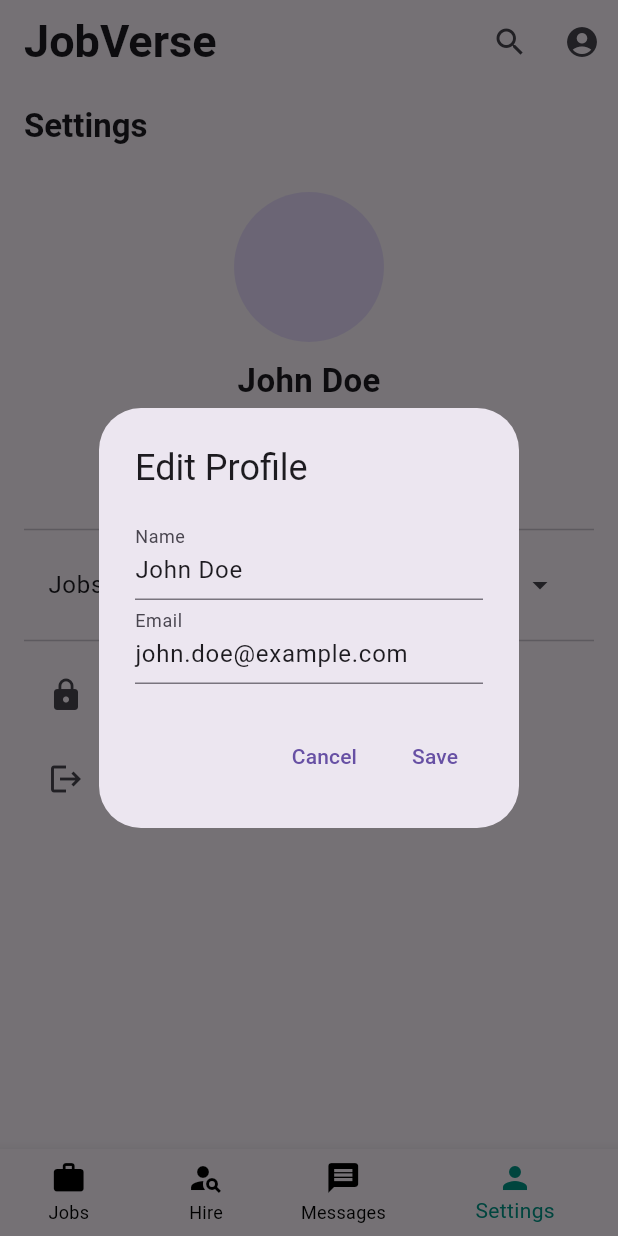
After one commit to Nikhil-Sorout/Summer_Project, a Flutter app: the MainPage screen opened directly, item 4 of the bottom bar chosen, after a tap on "Edit Profile", on a phone screen of 412 x 824 dp. The commit adds this screen. Run offline on Flutter 3.47's test engine with Material 3 defaults, Android fonts, the phone set to English and light mode, and no system bars; our stand-ins replace connectivity_plus, firebase_storage, get, get_storage, iconsax, image_picker and 2 more; accounts and stored records are empty; network calls fail; project files that could hold a hidden picture were left out.

Commit message:
4th commit

```diff
--- /dev/null
+++ b/lib/chat._list.dart
@@ -0,0 +1,104 @@
+import 'package:flutter/material.dart';
+import 'package:intl/intl.dart';
+import 'package:summer_project/chat_details.dart';
+
+class ChatListPage extends StatefulWidget {
+  @override
+  _ChatListPageState createState() => _ChatListPageState();
+}
+
+class _ChatListPageState extends State<ChatListPage> {
+  final List<Map<String, dynamic>> chats = [
+    {
+      'name': 'John Doe',
+      'lastMessage': '',
+      'lastMessageTime': DateTime.now().subtract(Duration(hours: 1))
+    },
+    {
+      'name': 'Jane Smith',
+      'lastMessage': '',
+      'lastMessageTime': DateTime.now().subtract(Duration(hours: 2))
+    },
+    {
+      'name': 'David Lee',
+      'lastMessage': '',
+      'lastMessageTime': DateTime.now().subtract(Duration(hours: 3))
+    },
+  ];
+
+  void _updateLastMessage(int index, String message) {
+    setState(() {
+      chats[index]['lastMessage'] = message;
+      chats[index]['lastMessageTime'] = DateTime.now();
+    });
+  }
+
+  String _formatTimestamp(DateTime timestamp) {
+    return DateFormat('h:mm a')
+        .format(timestamp); // Format as hour:minute AM/PM
+  }
+
+  @override
+  Widget build(BuildContext context) {
+    return Scaffold(
+      body: CustomScrollView(
+        slivers: [
+          SliverAppBar(
+            floating: true,
+            snap: true,
+            pinned: false, // AppBar will disappear when scrolling up
+            expandedHeight: kToolbarHeight, // Standard AppBar height
+            flexibleSpace: FlexibleSpaceBar(
+              titlePadding: EdgeInsets.only(
+                  left: 16.0,
+                  bottom:
+                      14.0), // Align horizontally at the start, center vertically
+              title: Text('Chats',
+                  style: TextStyle(
+                      fontSize: 20,
+                      color: Colors.black,
+                      fontWeight: FontWeight.bold)),
+            ),
+            backgroundColor: Colors.transparent,
+          ),
+          SliverList(
+            delegate: SliverChildBuilderDelegate(
+              (context, index) {
+                final chat = chats[index];
+                return ListTile(
+                  leading: CircleAvatar(
+                    child: Text(
+                        chat['name'][0]), // Display first letter of the name
+                  ),
+                  title: Text(chat['name']),
+                  subtitle: Text(
+                    chat['lastMessage'].isNotEmpty
+                        ? chat['lastMessage']
+                        : 'No messages yet...',
+                    overflow: TextOverflow.ellipsis, // Display partially
+                  ),
+                  trailing: Text(_formatTimestamp(chat['lastMessageTime'])),
+                  onTap: () async {
+                    Navigator.push(
+                      context,
+                      MaterialPageRoute(
+                        builder: (context) => ChatDetailPage(
+                          chatName: chat['name'],
+                          initialMessage: chat['lastMessage'],
+                          onMessageSent: (lastMessage) {
+                            _updateLastMessage(index, lastMessage);
+                          },
+                        ),
+                      ),
+                    );
+                  },
+                );
+              },
+              childCount: chats.length,
+            ),
+          ),
+        ],
+      ),
+    );
+  }
+}
--- /dev/null
+++ b/lib/hire.dart
@@ -0,0 +1,149 @@
+import 'package:flutter/material.dart';
+import 'package:get/get.dart';
+import 'package:summer_project/main_page.dart';
+
+class CreateJobPage extends StatelessWidget {
+  @override
+  Widget build(BuildContext context) {
+    return Scaffold(
+      body: CustomScrollView(
+        slivers: [
+          SliverAppBar(
+            floating: true,
+            snap: true,
+            pinned: false,
+            expandedHeight: kToolbarHeight, // Set to standard AppBar height
+            flexibleSpace: FlexibleSpaceBar(
+              titlePadding: EdgeInsets.only(
+                  left: 16.0,
+                  bottom:
+                      14.0), // Align horizontally at the start, center vertically
+              title: Text('Create Job Posting',
+                  style: TextStyle(
+                      fontSize: 20,
+                      color: Colors.black,
+                      fontWeight: FontWeight.bold)),
+            ),
+            backgroundColor: Colors.transparent,
+          ),
+          SliverToBoxAdapter(
+            child: Padding(
+              padding: const EdgeInsets.all(16.0),
+              child: Column(
+                crossAxisAlignment: CrossAxisAlignment.start,
+                children: [
+                  _buildInputCard(
+                    title: 'Job Title',
+                    hintText: 'Enter the job title',
+                    icon: Icons.title,
+                  ),
+                  SizedBox(height: 20),
+                  _buildInputCard(
+                    title: 'Job Description',
+                    hintText: 'Enter the job description',
+                    icon: Icons.description,
+                    maxLines: 5,
+                  ),
+                  SizedBox(height: 20),
+                  _buildInputCard(
+                    title: 'Required Skills',
+                    hintText: 'Enter the skills required for this job',
+                    icon: Icons.build,
+                  ),
+                  SizedBox(height: 20),
+                  _buildInputCard(
+                    title: 'Budget',
+                    hintText: 'Enter the budget (e.g., \$500)',
+                    icon: Icons.attach_money,
+                    keyboardType: TextInputType.number,
+                  ),
+                  SizedBox(
+                    height: 30,
+                  ),
+                  SizedBox(
+                    height: 50,
+                    width: double.infinity,
+                    child: ElevatedButton(
+                        onPressed: () {
+                          _showSuccessDialog(context);
+                        },
+                        child: const Text("Create Job")),
+                  ),
+                ],
+              ),
+            ),
+          ),
+        ],
+      ),
+    );
+  }
+
+  void _showSuccessDialog(BuildContext context) {
+    showDialog(
+      context: context,
+      builder: (BuildContext context) {
+        return AlertDialog(
+          title: Text('Job Created'),
+          content: Text('Your job has been created successfully.'),
+          actions: <Widget>[
+            TextButton(
+              child: Text('OK'),
+              onPressed: () {
+                Get.offAll(MainPage()); // Redirect to MainPage
+              },
+            ),
+          ],
+        );
+      },
+    );
+  }
+
+  Widget _buildInputCard({
+    required String title,
+    required String hintText,
+    required IconData icon,
+    int maxLines = 1,
+    TextInputType keyboardType = TextInputType.text,
+  }) {
+    return Card(
+      shape: RoundedRectangleBorder(
+        borderRadius: BorderRadius.circular(15),
+      ),
+      elevation: 5,
+      shadowColor: Colors.grey.withOpacity(0.5),
+      child: Padding(
+        padding: const EdgeInsets.all(16.0),
+        child: Column(
+          crossAxisAlignment: CrossAxisAlignment.start,
+          children: [
+            Row(
+              children: [
+                Icon(icon, color: Colors.black),
+                SizedBox(width: 10),
+                Text(
+                  title,
+                  style: TextStyle(
+                    fontSize: 18,
+                    fontWeight: FontWeight.bold,
+                    color: Colors.black,
+                  ),
+                ),
+              ],
+            ),
+            SizedBox(height: 10),
+            TextFormField(
+              maxLines: maxLines,
+              keyboardType: keyboardType,
+              decoration: InputDecoration(
+                hintText: hintText,
+                border: OutlineInputBorder(
+                  borderRadius: BorderRadius.circular(10),
+                ),
+              ),
+            ),
+          ],
+        ),
+      ),
+    );
+  }
+}
--- a/lib/main_page.dart
+++ b/lib/main_page.dart
@@ -1,6 +1,9 @@
 import 'package:flutter/material.dart';
+import 'package:summer_project/chat._list.dart';
+import 'package:summer_project/hire.dart'; // Ensure this is the correct path to your CreateJobPage
 import 'package:summer_project/profile_page.dart';
 import 'package:summer_project/search_page.dart';
+import 'package:summer_project/settings.dart';
 
 class MainPage extends StatefulWidget {
   @override
@@ -8,6 +11,39 @@ class MainPage extends StatefulWidget {
 }
 
 class _MainPageState extends State<MainPage> {
+  int _selectedIndex = 0;
+
+  // Use the build context to initialize the pages properly
+  List<Widget> _pages(BuildContext context) {
+    return [
+      Padding(
+        padding: const EdgeInsets.all(16.0),
+        child: Column(
+          crossAxisAlignment: CrossAxisAlignment.start,
+          children: [
+            Text(
+              "Jobs",
+              style: TextStyle(fontSize: 24, fontWeight: FontWeight.bold),
+            ),
+            SizedBox(height: 10),
+            Expanded(
+              child: _buildListView(),
+            ),
+          ],
+        ),
+      ),
+      CreateJobPage(), // The Create Job Page (Hiring Page)
+      ChatListPage(), // Placeholder for Messages Page
+      SettingsPage(), // Profile Page
+    ];
+  }
+
+  void _onItemTapped(int index) {
+    setState(() {
+      _selectedIndex = index;
+    });
+  }
+
   @override
   Widget build(BuildContext context) {
     return Scaffold(
@@ -37,43 +73,34 @@ class _MainPageState extends State<MainPage> {
           ),
         ],
       ),
-      body: Padding(
-        padding: const EdgeInsets.all(16.0),
-        child: Column(
-          crossAxisAlignment: CrossAxisAlignment.start,
-          children: [
-            Text(
-              "Jobs",
-              style: TextStyle(fontSize: 24, fontWeight: FontWeight.bold),
-            ),
-            SizedBox(height: 10),
-            Expanded(
-              child: _buildListView(),
-            ),
-          ],
-        ),
+      body: IndexedStack(
+        index: _selectedIndex,
+        children: _pages(context), // Pass context to _pages function
       ),
       bottomNavigationBar: BottomNavigationBar(
+        backgroundColor:
+            Colors.transparent, // Background color of the navigation bar
+        selectedItemColor: Colors.teal, // Color of the selected item
+        unselectedItemColor: Colors.black,
+        showUnselectedLabels: true,
+        currentIndex: _selectedIndex, // Track the current index
+        onTap: _onItemTapped, // Handle taps on the navigation items
         items: [
           BottomNavigationBarItem(
             icon: Icon(Icons.work),
             label: "Jobs",
-            backgroundColor: Colors.black,
           ),
           BottomNavigationBarItem(
             icon: Icon(Icons.person_search),
-            label: "Freelancers",
-            backgroundColor: Colors.black,
+            label: "Hire",
           ),
           BottomNavigationBarItem(
             icon: Icon(Icons.message),
             label: "Messages",
-            backgroundColor: Colors.black,
           ),
           BottomNavigationBarItem(
             icon: Icon(Icons.person),
-            label: "Profile",
-            backgroundColor: Colors.black,
+            label: "Settings",
           ),
         ],
       ),
--- a/lib/profile_page.dart
+++ b/lib/profile_page.dart
@@ -5,7 +5,10 @@ class ProfilePage extends StatelessWidget {
   Widget build(BuildContext context) {
     return Scaffold(
       appBar: AppBar(
-        title: Text("Profile"),
+        title: Text(
+          "Profile",
+          style: TextStyle(fontWeight: FontWeight.bold),
+        ),
       ),
       body: Padding(
         padding: const EdgeInsets.all(16.0),
--- /dev/null
+++ b/lib/settings.dart
@@ -0,0 +1,256 @@
+import 'package:flutter/material.dart';
+import 'package:get/get.dart';
+import 'package:summer_project/screens/login/login.dart';
+
+class SettingsPage extends StatefulWidget {
+  @override
+  _SettingsPageState createState() => _SettingsPageState();
+}
+
+class _SettingsPageState extends State<SettingsPage> {
+  String _userName = "John Doe"; // Example user name
+  String _email = "john.doe@example.com"; // Example email
+  String _profileImagePath =
+      "assets/profile_placeholder.png"; // Placeholder image path
+  List<String> _completedJobs = [
+    "Job 1",
+    "Job 2",
+    "Job 3"
+  ]; // Example completed jobs
+  bool _isDropdownExpanded = false;
+
+  @override
+  Widget build(BuildContext context) {
+    return Scaffold(
+      appBar: AppBar(
+        title: Text(
+          "Settings",
+          style: TextStyle(fontWeight: FontWeight.bold),
+        ),
+        backgroundColor: Colors.transparent,
+      ),
+      body: Padding(
+        padding: const EdgeInsets.all(16.0),
+        child: ListView(
+          children: [
+            // Profile Section
+            Center(
+              child: Column(
+                children: [
+                  GestureDetector(
+                    onTap: () {
+                      _editProfileImage();
+                    },
+                    child: CircleAvatar(
+                      radius: 50,
+                      backgroundImage: AssetImage(_profileImagePath),
+                    ),
+                  ),
+                  SizedBox(height: 10),
+                  Text(
+                    _userName,
+                    style: TextStyle(fontSize: 22, fontWeight: FontWeight.bold),
+                  ),
+                  SizedBox(height: 5),
+                  Text(
+                    _email,
+                    style: TextStyle(fontSize: 16, color: Colors.grey),
+                  ),
+                  TextButton(
+                    onPressed: () {
+                      _editProfile(context);
+                    },
+                    child: Text("Edit Profile"),
+                  ),
+                ],
+              ),
+            ),
+            Divider(),
+            // Jobs Completed Dropdown
+            ExpansionTile(
+              title: Text("Jobs Completed"),
+              trailing: Icon(_isDropdownExpanded
+                  ? Icons.arrow_drop_up
+                  : Icons.arrow_drop_down),
+              onExpansionChanged: (expanded) {
+                setState(() {
+                  _isDropdownExpanded = expanded;
+                });
+              },
+              children: _completedJobs
+                  .map((job) => ListTile(title: Text(job)))
+                  .toList(),
+            ),
+            Divider(),
+            // Settings Options
+            ListTile(
+              leading: Icon(Icons.lock),
+              title: Text("Change Password"),
+              onTap: () {
+                _showChangePasswordDialog(context);
+              },
+            ),
+
+            ListTile(
+              leading: Icon(Icons.logout),
+              title: Text("Logout"),
+              onTap: () {
+                Get.offAll(LoginScreeen());
+              },
+            ),
+          ],
+        ),
+      ),
+    );
+  }
+
+  void _editProfileImage() {
+    // Implement profile image edit functionality
+    // For example, you could open the gallery to select a new image
+  }
+
+  void _editProfile(BuildContext context) {
+    showDialog(
+      context: context,
+      builder: (BuildContext context) {
+        String newUserName = _userName;
+        String newEmail = _email;
+        return AlertDialog(
+          title: Text("Edit Profile"),
+          content: Column(
+            mainAxisSize: MainAxisSize.min,
+            children: [
+              TextField(
+                decoration: InputDecoration(labelText: "Name"),
+                controller: TextEditingController(text: _userName),
+                onChanged: (value) {
+                  newUserName = value;
+                },
+              ),
+              TextField(
+                decoration: InputDecoration(labelText: "Email"),
+                controller: TextEditingController(text: _email),
+                onChanged: (value) {
+                  newEmail = value;
+                },
+              ),
+            ],
+          ),
+          actions: [
+            TextButton(
+              onPressed: () {
+                Navigator.of(context).pop();
+              },
+              child: Text("Cancel"),
+            ),
+            TextButton(
+              onPressed: () {
+                setState(() {
+                  _userName = newUserName;
+                  _email = newEmail;
+                });
+                Navigator.of(context).pop();
+              },
+              child: Text("Save"),
+            ),
+          ],
+        );
+      },
+    );
+  }
+
+  void _showChangePasswordDialog(BuildContext context) {
+    final TextEditingController newPasswordController = TextEditingController();
+    final TextEditingController reEnterPasswordController =
+        TextEditingController();
+    bool passwordsMatch = true;
+
+    showDialog(
+      context: context,
+      builder: (BuildContext context) {
+        return StatefulBuilder(
+          builder: (context, setState) {
+            return AlertDialog(
+              title: Text("Change Password"),
+              content: Column(
+                mainAxisSize: MainAxisSize.min,
+                children: [
+                  TextField(
+                    controller: newPasswordController,
+                    decoration: InputDecoration(labelText: "New Password"),
+                    obscureText: true,
+                    onChanged: (value) {
+                      setState(() {
+                        passwordsMatch =
+                            value == reEnterPasswordController.text;
+                      });
+                    },
+                  ),
+                  TextField(
+                    controller: reEnterPasswordController,
+                    decoration: InputDecoration(
+                      labelText: "Re-enter New Password",
+                      enabledBorder: UnderlineInputBorder(
+                        borderSide: BorderSide(
+                          color: passwordsMatch ? Colors.grey : Colors.red,
+                        ),
+                      ),
+                      focusedBorder: UnderlineInputBorder(
+                        borderSide: BorderSide(
+                          color: passwordsMatch ? Colors.teal : Colors.red,
+                        ),
+                      ),
+                    ),
+                    obscureText: true,
+                    onChanged: (value) {
+                      setState(() {
+                        passwordsMatch = value == newPasswordController.text;
+                      });
+                    },
+                  ),
+                ],
+              ),
+              actions: [
+                TextButton(
+                  onPressed: () {
+                    Navigator.of(context).pop();
+                  },
+                  child: Text("Cancel"),
+                ),
+                TextButton(
+                  onPressed: passwordsMatch
+                      ? () {
+                          Navigator.of(context).pop();
+                          _showPasswordChangedDialog(context);
+                        }
+                      : null, // Disable button if passwords do not match
+                  child: Text("Change Password"),
+                ),
+              ],
+            );
+          },
+        );
+      },
+    );
+  }
+
+  void _showPasswordChangedDialog(BuildContext context) {
+    showDialog(
+      context: context,
+      builder: (BuildContext context) {
+        return AlertDialog(
+          title: Text("Password Changed"),
+          content: Text("Your password has been changed successfully."),
+          actions: [
+            TextButton(
+              onPressed: () {
+                Navigator.of(context).pop();
+              },
+              child: Text("OK"),
+            ),
+          ],
+        );
+      },
+    );
+  }
+}
--- a/pubspec.yaml
+++ b/pubspec.yaml
@@ -11,6 +11,7 @@ environment:
 dependencies:
   flutter:
     sdk: flutter
+
   image_picker: ^1.0.8
   cupertino_icons: ^1.0.2
   get: ^4.6.6
```
Also changed, not shown: lib/chat_details.dart (added, +152 -0 lines).
